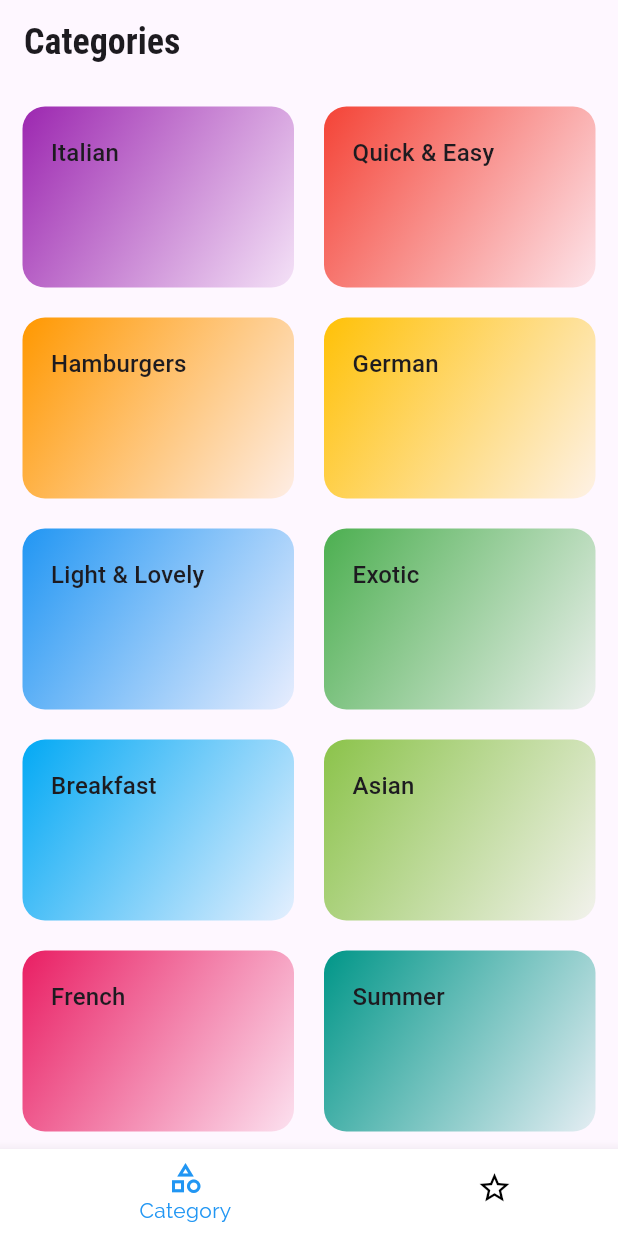
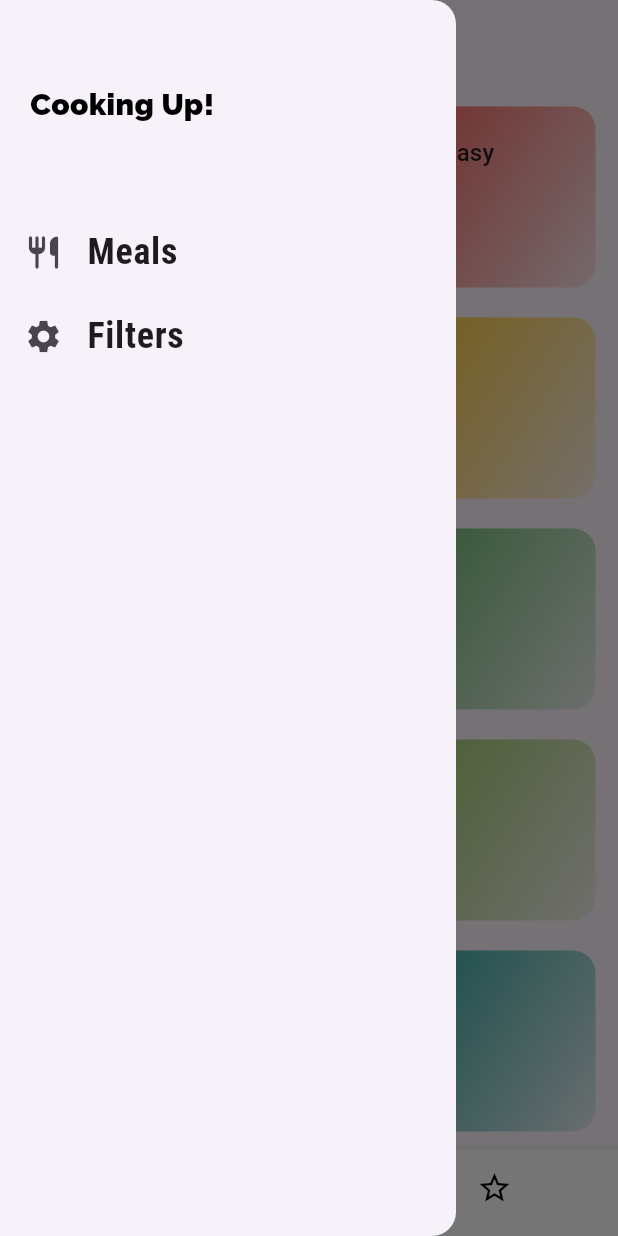
Before and after one commit to GarifullinII/food, a Flutter app: the screen it shows after launch, with the side drawer open (before the commit the screen has no drawer), on a phone screen of 412 x 824 dp. Run offline on Flutter 3.47's test engine with Material 3 defaults, Android fonts, the phone set to English and light mode, and no system bars.

Commit message:
add custom drawer

```diff
--- a/lib/screens/bottom_tabs_screen.dart
+++ b/lib/screens/bottom_tabs_screen.dart
@@ -1,6 +1,8 @@
 import 'package:flutter/material.dart';
 import 'package:food/screens/categories_screen.dart';
 import 'package:food/screens/favorites_screen.dart';
+
+import '../widgets/main_drawer.dart';
 
 class BottomTabsScreen extends StatefulWidget {
   const BottomTabsScreen({super.key});
@@ -27,6 +29,7 @@ class _BottomTabsScreenState extends State<BottomTabsScreen> {
       appBar: AppBar(
         title: Text(_pages[_selectedPageIndex]['title'] as String),
       ),
+      drawer: const MainDrawer(),
       body: _pages[_selectedPageIndex]['page'] as Widget,
       bottomNavigationBar: BottomNavigationBar(
         onTap: _selectPage,
--- /dev/null
+++ b/lib/widgets/main_drawer.dart
@@ -0,0 +1,57 @@
+import 'package:flutter/material.dart';
+
+class MainDrawer extends StatelessWidget {
+  const MainDrawer({super.key});
+
+  Widget buildListTile(IconData icon, String title, Function onTap) {
+    return ListTile(
+      leading: Icon(
+        icon,
+        size: 26,
+      ),
+      title: Text(
+        title,
+        style: const TextStyle(
+          fontFamily: 'RobotoCondensed',
+          fontSize: 24,
+          fontWeight: FontWeight.bold,
+        ),
+      ),
+      onTap: () => onTap,
+    );
+  }
+
+  @override
+  Widget build(BuildContext context) {
+    return Drawer(
+      child: Column(
+        children: [
+          Container(
+            height: 100,
+            width: double.infinity,
+            padding: const EdgeInsets.symmetric(vertical: 20),
+            margin: const EdgeInsets.all(20),
+            alignment: Alignment.centerLeft,
+            child: const Text(
+              'Cooking Up!',
+              style: TextStyle(
+                fontWeight: FontWeight.w900,
+                fontSize: 20,
+              ),
+            ),
+          ),
+          buildListTile(
+            Icons.restaurant_rounded,
+            'Meals',
+            () => {},
+          ),
+          buildListTile(
+            Icons.settings,
+            'Filters',
+            () => {},
+          ),
+        ],
+      ),
+    );
+  }
+}
```
